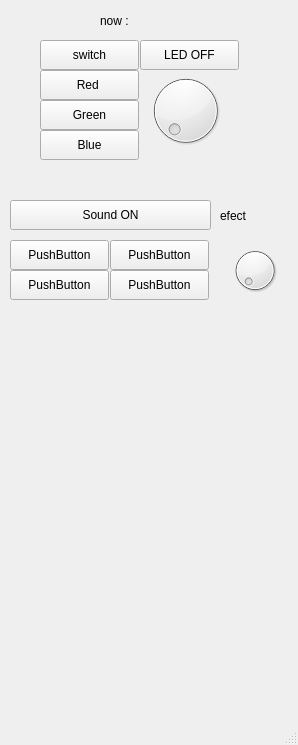
Qt form project/led.ui (leekminxx/RasPi-2024) before a commit.
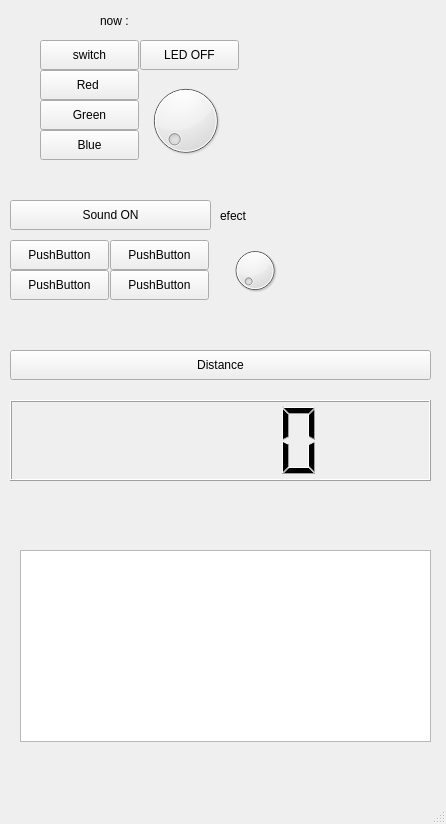
The same form after that commit.

```diff
--- a/project/led.ui
+++ b/project/led.ui
@@ -6,8 +6,8 @@
    <rect>
     <x>0</x>
     <y>0</y>
-    <width>298</width>
-    <height>745</height>
+    <width>446</width>
+    <height>824</height>
    </rect>
   </property>
   <property name="windowTitle">
@@ -84,7 +84,7 @@
      <rect>
       <x>100</x>
       <y>10</y>
-      <width>68</width>
+      <width>91</width>
       <height>22</height>
      </rect>
     </property>
@@ -96,7 +96,7 @@
     <property name="geometry">
      <rect>
       <x>140</x>
-      <y>70</y>
+      <y>80</y>
       <width>91</width>
       <height>81</height>
      </rect>
@@ -190,6 +190,39 @@
      <string>efect</string>
     </property>
    </widget>
+   <widget class="QPushButton" name="btn_hc">
+    <property name="geometry">
+     <rect>
+      <x>10</x>
+      <y>350</y>
+      <width>421</width>
+      <height>30</height>
+     </rect>
+    </property>
+    <property name="text">
+     <string>Distance</string>
+    </property>
+   </widget>
+   <widget class="QLCDNumber" name="lcdNumber_dis">
+    <property name="geometry">
+     <rect>
+      <x>10</x>
+      <y>400</y>
+      <width>421</width>
+      <height>81</height>
+     </rect>
+    </property>
+   </widget>
+   <widget class="QListView" name="listView">
+    <property name="geometry">
+     <rect>
+      <x>20</x>
+      <y>550</y>
+      <width>411</width>
+      <height>192</height>
+     </rect>
+    </property>
+   </widget>
   </widget>
   <widget class="QMenuBar" name="menubar">
    <property name="geometry">
```
Left out of the diff: 2 changed lines with no effect on the pictures.
